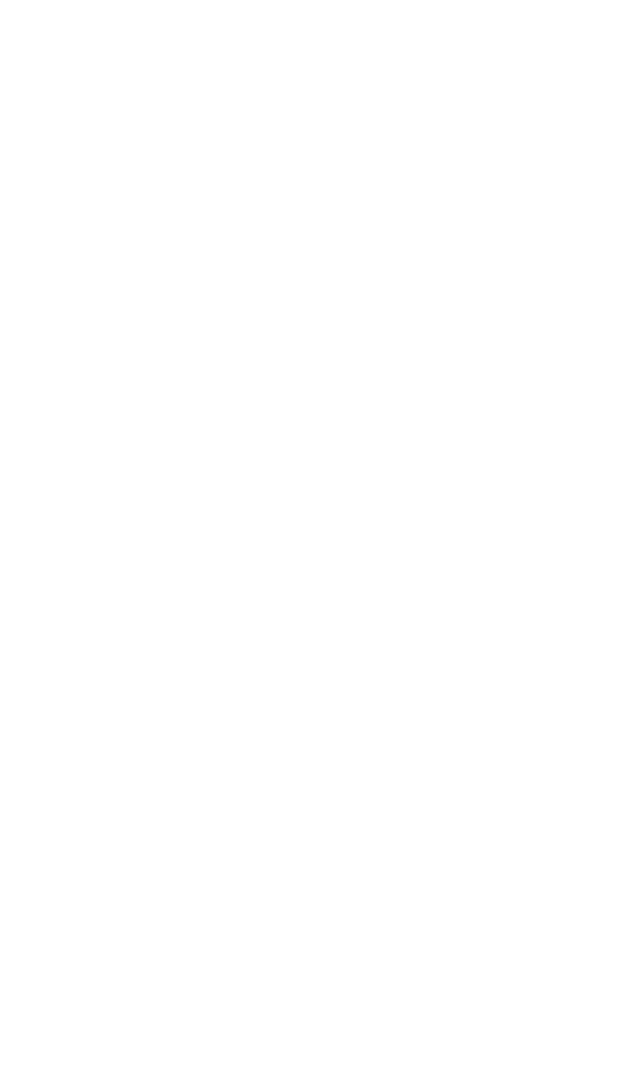
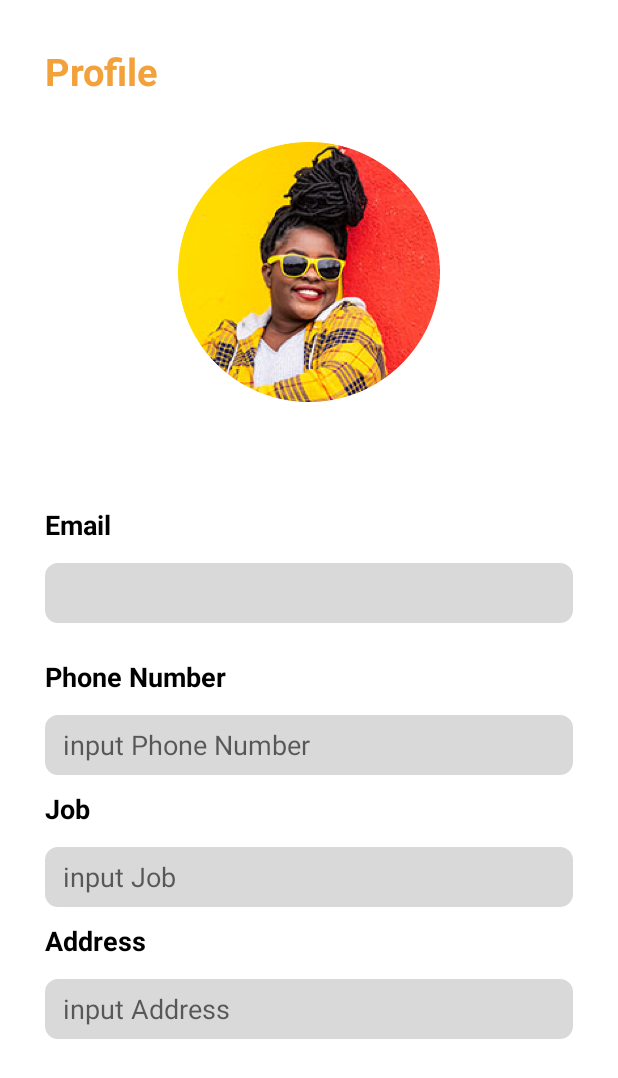
Before and after one commit to Abdhy-Samoedra/AXF_Assets, an Android app: the ProfileActivity screen opened directly, with no data from a screen before it, on a phone screen of 412 x 824 dp. Before the commit the part shown is empty. Shown: the top 1078 px of the screen. Run offline under Robolectric (Android 15) with nearby library versions, the phone set to English and light mode, and no system bars.

Commit message:
profile done

```diff
--- a/app/src/main/java/com/example/axf_assets/MainActivity.java
+++ b/app/src/main/java/com/example/axf_assets/MainActivity.java
@@ -7,6 +7,7 @@
 import android.widget.Button;
 import android.widget.EditText;
 import android.widget.Toast;
+import android.content.Intent;
 
 public class MainActivity extends AppCompatActivity {
 
@@ -37,6 +38,11 @@
                 else if(password_input.length() < 8)
                 {
                     Toast.makeText(MainActivity.this, "Password Must Be Greater Than 7", Toast.LENGTH_SHORT).show();
+                }else
+                {
+                    Intent intent = new Intent(MainActivity.this, ProfileActivity.class);
+                    intent.putExtra("USERNAME", username_input.getText().toString());
+                    startActivity(intent);
                 }
             }
         });
--- a/app/src/main/java/com/example/axf_assets/ProfileActivity.java
+++ b/app/src/main/java/com/example/axf_assets/ProfileActivity.java
@@ -1,19 +1,31 @@
 package com.example.axf_assets;
 
+import androidx.appcompat.app.AppCompatActivity;
 import android.os.Bundle;
-
-import androidx.activity.EdgeToEdge;
-import androidx.appcompat.app.AppCompatActivity;
-import androidx.core.graphics.Insets;
-import androidx.core.view.ViewCompat;
-import androidx.core.view.WindowInsetsCompat;
+import android.widget.TextView;
 
 public class ProfileActivity extends AppCompatActivity {
+
+    TextView usernameGreeting;
+    TextView usernameHandle;
+    TextView email_user;
 
     @Override
     protected void onCreate(Bundle savedInstanceState) {
         super.onCreate(savedInstanceState);
-        EdgeToEdge.enable(this);
+        setContentView(R.layout.activity_profile);
 
+        usernameGreeting = findViewById(R.id.username_greeting);
+        usernameHandle = findViewById(R.id.username_handle);
+
+        // Get the username from the Intent
+        String username = getIntent().getStringExtra("USERNAME");
+
+        // Set the username to the TextViews
+        if (username != null) {
+            usernameGreeting.setText("Hi, " + username);
+            usernameHandle.setText("@" + username);
+//            email_user.setText(username + "@gmail.com");
+        }
     }
 }
--- a/app/src/main/res/layout/activity_profile.xml
+++ b/app/src/main/res/layout/activity_profile.xml
@@ -32,7 +32,6 @@
         android:layout_below="@id/profile_image"
         android:layout_centerHorizontal="true"
         android:layout_marginTop="10dp"
-        android:text="Hi, [[username]]"
         android:textSize="20sp"
         android:textStyle="bold"
         android:textColor="@color/black" />
@@ -43,7 +42,6 @@
         android:layout_height="wrap_content"
         android:layout_below="@id/username_greeting"
         android:layout_centerHorizontal="true"
-        android:text="@[[username]]"
         android:textSize="16sp"
         android:textColor="@color/buttonColor" />
 
@@ -89,6 +87,7 @@
             android:layout_height="40dp"
             android:background="@drawable/rounded_edit_button"
             android:inputType="phone"
+            android:hint="input Phone Number"
             android:paddingStart="12dp" />
 
         <TextView
@@ -107,6 +106,7 @@
             android:layout_height="40dp"
             android:background="@drawable/rounded_edit_button"
             android:inputType="text"
+            android:hint="input Job"
             android:paddingStart="12dp" />
 
         <TextView
@@ -125,7 +125,7 @@
             android:layout_height="40dp"
             android:background="@drawable/rounded_edit_button"
             android:inputType="text"
+            android:hint="input Address"
             android:paddingStart="12dp" />
     </LinearLayout>
-
 </RelativeLayout>
```
